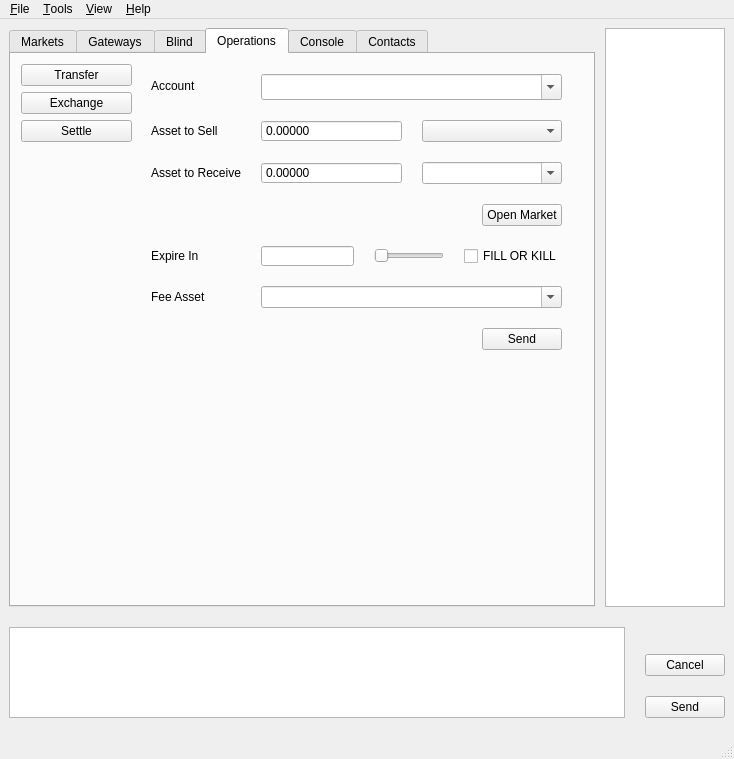
Old version of the form bitsharesqt/mainwindow.ui in the repository jhtitor/citadel.
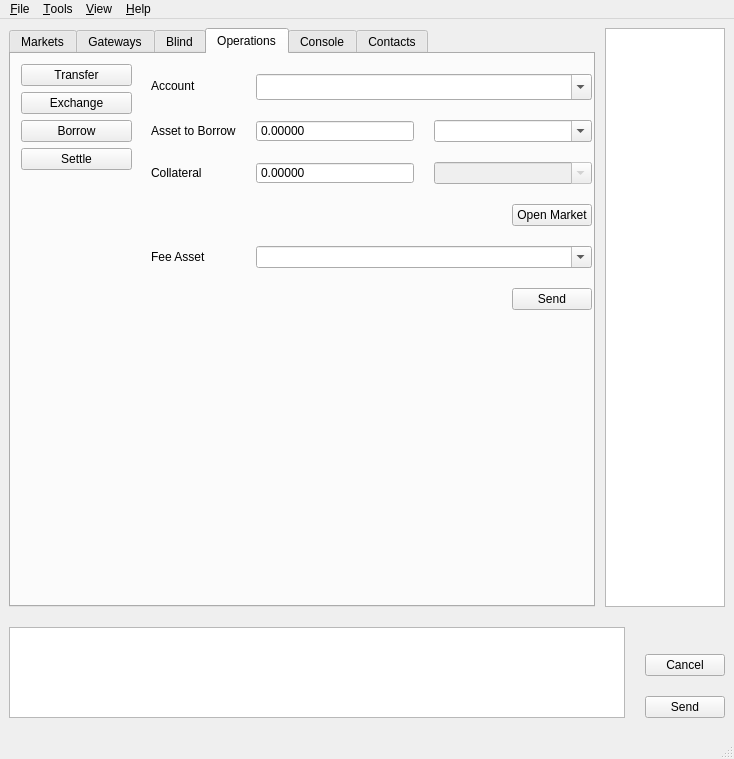
New version of the form. The open tabs and pages were chosen to show the change. Icons and pictures are not drawn. Custom widgets are drawn as their Qt base class.

Commit message: Add call_order_update (borrow asset) operation.

```diff
--- a/bitsharesqt/mainwindow.ui
+++ b/bitsharesqt/mainwindow.ui
@@ -2760,6 +2760,245 @@
             </layout>
            </widget>
           </widget>
+          <widget class="QWidget" name="pageBorrow">
+           <widget class="QWidget" name="layoutWidget_4">
+            <property name="geometry">
+             <rect>
+              <x>10</x>
+              <y>10</y>
+              <width>441</width>
+              <height>281</height>
+             </rect>
+            </property>
+            <layout class="QFormLayout" name="formLayout_13">
+             <property name="sizeConstraint">
+              <enum>QLayout::SetMaximumSize</enum>
+             </property>
+             <property name="horizontalSpacing">
+              <number>20</number>
+             </property>
+             <property name="verticalSpacing">
+              <number>20</number>
+             </property>
+             <item row="0" column="0">
+              <widget class="QLabel" name="borrowAccountLabel">
+               <property name="text">
+                <string>Account</string>
+               </property>
+              </widget>
+             </item>
+             <item row="0" column="1">
+              <widget class="QComboBox" name="borrowerBox">
+               <property name="minimumSize">
+                <size>
+                 <width>0</width>
+                 <height>26</height>
+                </size>
+               </property>
+               <property name="editable">
+                <bool>true</bool>
+               </property>
+              </widget>
+             </item>
+             <item row="1" column="0">
+              <widget class="QLabel" name="borrowAssetLabel">
+               <property name="text">
+                <string>Asset to Borrow</string>
+               </property>
+              </widget>
+             </item>
+             <item row="1" column="1">
+              <layout class="QHBoxLayout" name="horizontalLayout_34">
+               <property name="spacing">
+                <number>20</number>
+               </property>
+               <item>
+                <widget class="QDoubleSpinBox" name="borrowAmount">
+                 <property name="sizePolicy">
+                  <sizepolicy hsizetype="Preferred" vsizetype="Fixed">
+                   <horstretch>0</horstretch>
+                   <verstretch>0</verstretch>
+                  </sizepolicy>
+                 </property>
+                 <property name="minimumSize">
+                  <size>
+                   <width>0</width>
+                   <height>20</height>
+                  </size>
+                 </property>
+                 <property name="locale">
+                  <locale language="C" country="AnyCountry"/>
+                 </property>
+                 <property name="buttonSymbols">
+                  <enum>QAbstractSpinBox::NoButtons</enum>
+                 </property>
+                 <property name="decimals">
+                  <number>5</number>
+                 </property>
+                 <property name="maximum">
+                  <double>999999.989999999990687</double>
+                 </property>
+                </widget>
+               </item>
+               <item>
+                <widget class="QComboBox" name="borrowAssetCombo">
+                 <property name="minimumSize">
+                  <size>
+                   <width>0</width>
+                   <height>20</height>
+                  </size>
+                 </property>
+                 <property name="editable">
+                  <bool>true</bool>
+                 </property>
+                </widget>
+               </item>
+              </layout>
+             </item>
+             <item row="2" column="0">
+              <widget class="QLabel" name="borrowFairPriceLabel">
+               <property name="font">
+                <font>
+                 <italic>false</italic>
+                </font>
+               </property>
+               <property name="text">
+                <string>Collateral</string>
+               </property>
+              </widget>
+             </item>
+             <item row="2" column="1">
+              <layout class="QHBoxLayout" name="horizontalLayout_33">
+               <item>
+                <widget class="QDoubleSpinBox" name="borrowCollateralAmount">
+                 <property name="sizePolicy">
+                  <sizepolicy hsizetype="Preferred" vsizetype="Fixed">
+                   <horstretch>0</horstretch>
+                   <verstretch>0</verstretch>
+                  </sizepolicy>
+                 </property>
+                 <property name="minimumSize">
+                  <size>
+                   <width>0</width>
+                   <height>20</height>
+                  </size>
+                 </property>
+                 <property name="locale">
+                  <locale language="C" country="AnyCountry"/>
+                 </property>
+                 <property name="buttonSymbols">
+                  <enum>QAbstractSpinBox::NoButtons</enum>
+                 </property>
+                 <property name="decimals">
+                  <number>5</number>
+                 </property>
+                 <property name="maximum">
+                  <double>999999.989999999990687</double>
+                 </property>
+                </widget>
+               </item>
+               <item>
+                <widget class="QComboBox" name="borrowCollateralAssetCombo">
+                 <property name="enabled">
+                  <bool>false</bool>
+                 </property>
+                 <property name="minimumSize">
+                  <size>
+                   <width>0</width>
+                   <height>20</height>
+                  </size>
+                 </property>
+                 <property name="editable">
+                  <bool>true</bool>
+                 </property>
+                </widget>
+               </item>
+              </layout>
+             </item>
+             <item row="3" column="1">
+              <layout class="QHBoxLayout" name="horizontalLayout_30">
+               <item>
+                <spacer name="horizontalSpacer_9">
+                 <property name="orientation">
+                  <enum>Qt::Horizontal</enum>
+                 </property>
+                 <property name="sizeHint" stdset="0">
+                  <size>
+                   <width>40</width>
+                   <height>20</height>
+                  </size>
+                 </property>
+                </spacer>
+               </item>
+               <item>
+                <widget class="QPushButton" name="borrowOpenMarketButton">
+                 <property name="minimumSize">
+                  <size>
+                   <width>0</width>
+                   <height>20</height>
+                  </size>
+                 </property>
+                 <property name="text">
+                  <string>Open Market</string>
+                 </property>
+                </widget>
+               </item>
+              </layout>
+             </item>
+             <item row="4" column="0">
+              <widget class="QLabel" name="borrowFeeLabel">
+               <property name="text">
+                <string>Fee Asset</string>
+               </property>
+              </widget>
+             </item>
+             <item row="4" column="1">
+              <layout class="QHBoxLayout" name="horizontalLayout_31">
+               <property name="spacing">
+                <number>20</number>
+               </property>
+               <item>
+                <widget class="QComboBox" name="borrowFeeAsset">
+                 <property name="minimumSize">
+                  <size>
+                   <width>0</width>
+                   <height>20</height>
+                  </size>
+                 </property>
+                 <property name="editable">
+                  <bool>true</bool>
+                 </property>
+                </widget>
+               </item>
+              </layout>
+             </item>
+             <item row="5" column="1">
+              <layout class="QHBoxLayout" name="horizontalLayout_32">
+               <item>
+                <spacer name="horizontalSpacer_10">
+                 <property name="orientation">
+                  <enum>Qt::Horizontal</enum>
+                 </property>
+                 <property name="sizeHint" stdset="0">
+                  <size>
+                   <width>40</width>
+                   <height>20</height>
+                  </size>
+                 </property>
+                </spacer>
+               </item>
+               <item>
+                <widget class="QPushButton" name="borrowButton">
+                 <property name="text">
+                  <string>Send</string>
+                 </property>
+                </widget>
+               </item>
+              </layout>
+             </item>
+            </layout>
+           </widget>
+          </widget>
           <widget class="QWidget" name="pageSettle">
            <widget class="QWidget" name="layoutWidget_2">
             <property name="geometry">
@@ -3086,6 +3325,20 @@
              </property>
             </widget>
            </item>
+           <item>
+            <widget class="QPushButton" name="viewOpBorrow">
+             <property name="text">
+              <string>Borrow</string>
+             </property>
+             <property name="icon">
+              <iconset resource="res.qrc">
+               <normaloff>:/op/images/op/call_order_update.png</normaloff>:/op/images/op/call_order_update.png</iconset>
+             </property>
+             <property name="checkable">
+              <bool>true</bool>
+             </property>
+            </widget>
+           </item>
            <item>
             <widget class="QPushButton" name="viewOpSettle">
              <property name="text">
```
Left out of the diff: 10 changed lines with no effect on the pictures. The commit also changes 5 other files.
